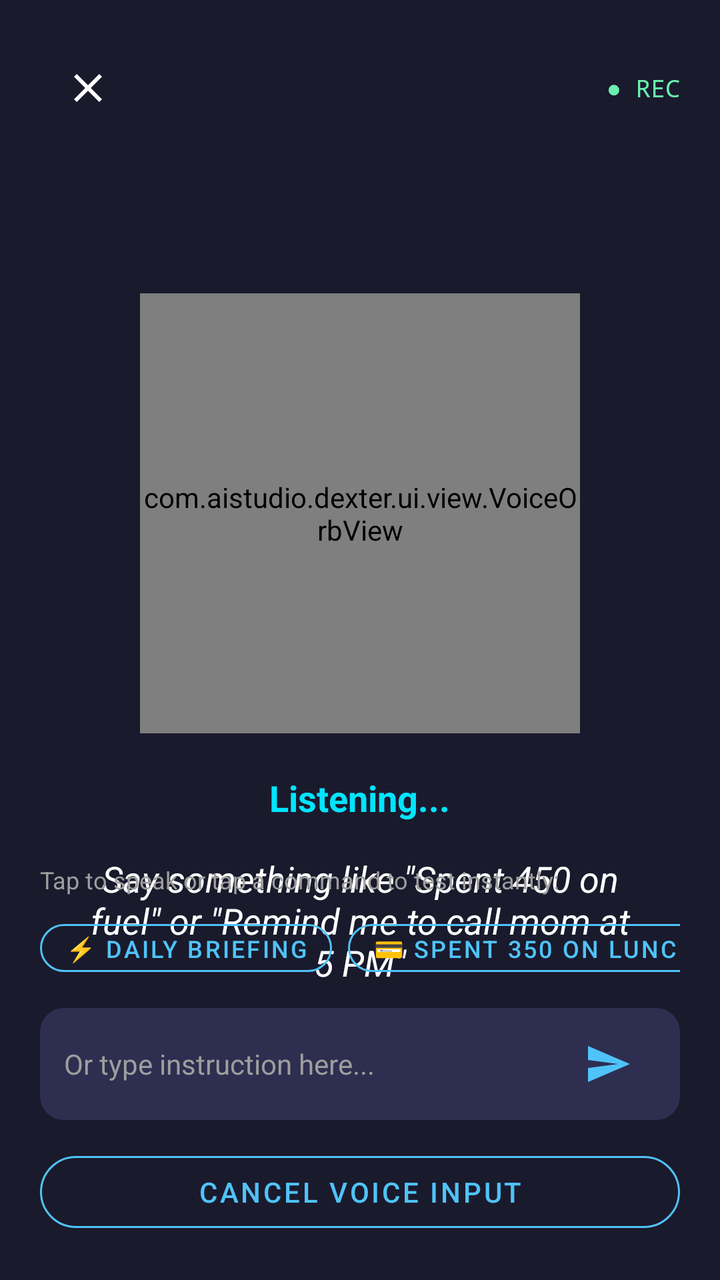
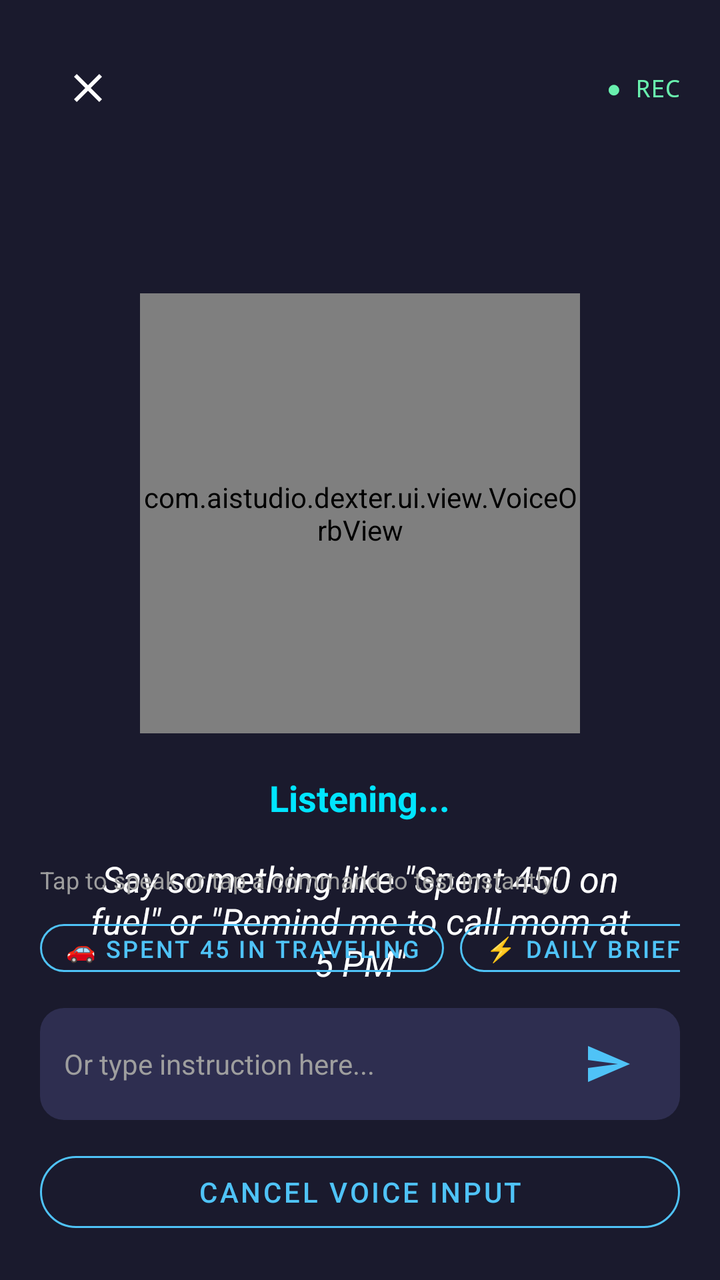

An Android layout rendered at two revisions. The XML below is the earlier revision; the diff shows what the commit changed to produce the second picture.
<!-- AndroidManifest.xml: application theme Theme.Dexter -->
<!-- res/layout/dialog_voice_interaction.xml -->
<?xml version="1.0" encoding="utf-8"?>
<RelativeLayout xmlns:android="http://schemas.android.com/apk/res/android"
    xmlns:app="http://schemas.android.com/apk/res-auto"
    android:layout_width="match_parent"
    android:layout_height="match_parent"
    android:background="@color/dexter_modal_scrim"
    android:padding="20dp">

    
    <LinearLayout
        android:id="@+id/topBar"
        android:layout_width="match_parent"
        android:layout_height="wrap_content"
        android:layout_alignParentTop="true"
        android:gravity="center_vertical"
        android:orientation="horizontal">

        <ImageButton
            android:id="@+id/btnClose"
            android:layout_width="48dp"
            android:layout_height="48dp"
            android:background="?attr/selectableItemBackgroundBorderless"
            android:contentDescription="Close voice dialog"
            app:srcCompat="@drawable/ic_close"
            app:tint="@color/dexter_on_background" />

        <View
            android:layout_width="0dp"
            android:layout_height="1dp"
            android:layout_weight="1" />

        <TextView
            android:id="@+id/audioIndicator"
            android:layout_width="wrap_content"
            android:layout_height="wrap_content"
            android:fontFamily="monospace"
            android:text="● REC"
            android:textColor="@color/status_live"
            android:textSize="12sp" />
    </LinearLayout>

    
    <LinearLayout
        android:id="@+id/centerContainer"
        android:layout_width="match_parent"
        android:layout_height="wrap_content"
        android:layout_centerInParent="true"
        android:gravity="center"
        android:orientation="vertical">

        
        <com.aistudio.dexter.ui.view.VoiceOrbView
            android:id="@+id/dialogVoiceOrb"
            android:layout_width="220dp"
            android:layout_height="220dp" />

        
        <TextView
            android:id="@+id/stateLabel"
            android:layout_width="wrap_content"
            android:layout_height="wrap_content"
            android:layout_marginTop="20dp"
            android:text="Listening..."
            android:textColor="@color/dexter_primary_glow"
            android:textSize="18sp"
            android:textStyle="bold" />

        
        <TextView
            android:id="@+id/transcriptText"
            android:layout_width="match_parent"
            android:layout_height="wrap_content"
            android:layout_marginLeft="24dp"
            android:layout_marginRight="24dp"
            android:layout_marginTop="16dp"
            android:gravity="center"
            android:minHeight="48dp"
            android:text="Say something like &quot;Spent 450 on fuel&quot; or &quot;Remind me to call mom at 5 PM&quot;"
            android:textColor="@color/dexter_on_background"
            android:textSize="18sp"
            android:textStyle="italic" />

        
        <TextView
            android:id="@+id/responseText"
            android:layout_width="match_parent"
            android:layout_height="wrap_content"
            android:layout_marginLeft="24dp"
            android:layout_marginRight="24dp"
            android:layout_marginTop="12dp"
            android:gravity="center"
            android:textColor="@color/dexter_success"
            android:textSize="15sp"
            android:visibility="gone" />

        
        <LinearLayout
            android:id="@+id/confirmationCard"
            android:layout_width="match_parent"
            android:layout_height="wrap_content"
            android:layout_marginLeft="16dp"
            android:layout_marginRight="16dp"
            android:layout_marginTop="24dp"
            android:background="@drawable/bg_card"
            android:orientation="vertical"
            android:padding="16dp"
            android:visibility="gone">

            <TextView
                android:id="@+id/confirmationPromptText"
                android:layout_width="match_parent"
                android:layout_height="wrap_content"
                android:gravity="center"
                android:text="Are you sure you want to perform this action?"
                android:textColor="@color/dexter_on_background"
                android:textSize="16sp"
                android:textStyle="bold" />

            <LinearLayout
                android:layout_width="match_parent"
                android:layout_height="wrap_content"
                android:layout_marginTop="16dp"
                android:orientation="horizontal">

                <Button
                    android:id="@+id/btnCancelConfirm"
                    style="@style/DexterButton.Cancel"
                    android:layout_width="0dp"
                    android:layout_height="48dp"
                    android:layout_weight="1"
                    android:text="Cancel" />

                <Button
                    android:id="@+id/btnAcceptConfirm"
                    style="@style/DexterButton.Primary"
                    android:layout_width="0dp"
                    android:layout_height="48dp"
                    android:layout_marginStart="8dp"
                    android:layout_weight="1"
                    android:text="Confirm" />
            </LinearLayout>
        </LinearLayout>

    </LinearLayout>

    
    <LinearLayout
        android:id="@+id/bottomContainer"
        android:layout_width="match_parent"
        android:layout_height="wrap_content"
        android:layout_alignParentBottom="true"
        android:orientation="vertical">

        
        <TextView
            android:id="@+id/chipsLabel"
            android:layout_width="match_parent"
            android:layout_height="wrap_content"
            android:layout_marginBottom="8dp"
            android:text="Tap to speak or tap a command to test instantly:"
            android:textColor="@color/dexter_on_surface_variant"
            android:textSize="12sp" />

        <HorizontalScrollView
            android:id="@+id/chipsScrollView"
            android:layout_width="match_parent"
            android:layout_height="wrap_content"
            android:layout_marginBottom="12dp"
            android:scrollbars="none">

            <LinearLayout
                android:layout_width="wrap_content"
                android:layout_height="wrap_content"
                android:orientation="horizontal">

                <Button
                    android:id="@+id/chipDailyBriefing"
                    style="@style/DexterButton.Outlined"
                    android:layout_width="wrap_content"
                    android:layout_height="36dp"
                    android:layout_marginEnd="8dp"
                    android:paddingLeft="12dp"
                    android:paddingRight="12dp"
                    android:text="⚡ Daily Briefing"
                    android:textSize="12sp" />

                <Button
                    android:id="@+id/chipExpense"
                    style="@style/DexterButton.Outlined"
                    android:layout_width="wrap_content"
                    android:layout_height="36dp"
                    android:layout_marginEnd="8dp"
                    android:paddingLeft="12dp"
                    android:paddingRight="12dp"
                    android:text="💳 Spent 350 on lunch"
                    android:textSize="12sp" />

                <Button
                    android:id="@+id/chipTask"
                    style="@style/DexterButton.Outlined"
                    android:layout_width="wrap_content"
                    android:layout_height="36dp"
                    android:layout_marginEnd="8dp"
                    android:paddingLeft="12dp"
                    android:paddingRight="12dp"
                    android:text="📋 Create task Review architecture"
                    android:textSize="12sp" />

                <Button
                    android:id="@+id/chipReminder"
                    style="@style/DexterButton.Outlined"
                    android:layout_width="wrap_content"
                    android:layout_height="36dp"
                    android:layout_marginEnd="8dp"
                    android:paddingLeft="12dp"
                    android:paddingRight="12dp"
                    android:text="⏰ Remind me at 5 PM to call team"
                    android:textSize="12sp" />

                <Button
                    android:id="@+id/chipDiary"
                    style="@style/DexterButton.Outlined"
                    android:layout_width="wrap_content"
                    android:layout_height="36dp"
                    android:layout_marginEnd="8dp"
                    android:paddingLeft="12dp"
                    android:paddingRight="12dp"
                    android:text="📖 Note: Deep work day"
                    android:textSize="12sp" />

                <Button
                    android:id="@+id/chipSummary"
                    style="@style/DexterButton.Outlined"
                    android:layout_width="wrap_content"
                    android:layout_height="36dp"
                    android:layout_marginEnd="8dp"
                    android:paddingLeft="12dp"
                    android:paddingRight="12dp"
                    android:text="💰 Summarize expenses"
                    android:textSize="12sp" />

                <Button
                    android:id="@+id/chipShowTasks"
                    style="@style/DexterButton.Outlined"
                    android:layout_width="wrap_content"
                    android:layout_height="36dp"
                    android:paddingLeft="12dp"
                    android:paddingRight="12dp"
                    android:text="📋 Pending tasks"
                    android:textSize="12sp" />

            </LinearLayout>
        </HorizontalScrollView>

        <LinearLayout
            android:layout_width="match_parent"
            android:layout_height="wrap_content"
            android:background="@drawable/bg_surface_rounded"
            android:gravity="center_vertical"
            android:orientation="horizontal"
            android:paddingLeft="12dp"
            android:paddingRight="12dp"
            android:paddingTop="4dp"
            android:paddingBottom="4dp">

            <EditText
                android:id="@+id/inputFallbackText"
                android:layout_width="0dp"
                android:layout_height="48dp"
                android:layout_weight="1"
                android:background="@null"
                android:hint="Or type instruction here..."
                android:imeOptions="actionSend"
                android:inputType="text"
                android:textColor="@color/dexter_on_background"
                android:textColorHint="@color/dexter_on_surface_variant"
                android:textSize="14sp" />

            <ImageButton
                android:id="@+id/btnSendText"
                android:layout_width="48dp"
                android:layout_height="48dp"
                android:background="?attr/selectableItemBackgroundBorderless"
                android:contentDescription="Send text command"
                app:srcCompat="@drawable/ic_send"
                app:tint="@color/dexter_primary" />
        </LinearLayout>

        <Button
            android:id="@+id/btnCancelModal"
            style="@style/DexterButton.Outlined"
            android:layout_width="match_parent"
            android:layout_height="48dp"
            android:layout_marginTop="12dp"
            android:text="Cancel Voice Input" />
    </LinearLayout>

</RelativeLayout>
<!-- resources referenced by this layout -->
<resources>
  <color name="dexter_modal_scrim">#E61A1A2E</color>
  <color name="dexter_on_background">#FFFFFF</color>
  <color name="dexter_on_surface_variant">#9E9E9E</color>
  <color name="dexter_primary">#4FC3F7</color>
  <color name="dexter_primary_glow">#00E5FF</color>
  <color name="dexter_success">#69F0AE</color>
  <color name="status_live">#69F0AE</color>
  <!-- drawable bg_card (drawable) -->
  <?xml version="1.0" encoding="utf-8"?>
  <shape xmlns:android="http://schemas.android.com/apk/res/android"
      android:shape="rectangle">
      <solid android:color="@color/dexter_surface" />
      <corners android:radius="16dp" />
      <stroke
          android:width="1dp"
          android:color="@color/dexter_card_stroke" />
  </shape>
  <!-- drawable bg_surface_rounded (drawable) -->
  <?xml version="1.0" encoding="utf-8"?>
  <shape xmlns:android="http://schemas.android.com/apk/res/android"
      android:shape="rectangle">
      <solid android:color="@color/dexter_surface_variant" />
      <corners android:radius="12dp" />
  </shape>
  <!-- drawable ic_close (drawable) -->
  <vector xmlns:android="http://schemas.android.com/apk/res/android"
      android:width="24dp"
      android:height="24dp"
      android:viewportWidth="24"
      android:viewportHeight="24">
      <path
          android:fillColor="#FFFFFFFF"
          android:pathData="M19,6.41L17.59,5 12,10.59 6.41,5 5,6.41 10.59,12 5,17.59 6.41,19 12,13.41 17.59,19 19,17.59 13.41,12z"/>
  </vector>
  <!-- drawable ic_send (drawable) -->
  <vector xmlns:android="http://schemas.android.com/apk/res/android"
      android:width="24dp"
      android:height="24dp"
      android:viewportWidth="24"
      android:viewportHeight="24">
    <path
        android:fillColor="#FFFFFFFF"
        android:pathData="M2.01,21L23,12 2.01,3 2,10l15,2 -15,2z"/>
  </vector>
  <style name="DexterButton.Cancel" parent="Widget.MaterialComponents.Button.TextButton">
          <item name="android:textColor">@color/dexter_on_surface_variant</item>
      </style>
  <style name="DexterButton.Outlined" parent="Widget.MaterialComponents.Button.OutlinedButton">
          <item name="strokeColor">@color/dexter_primary</item>
          <item name="android:textColor">@color/dexter_primary</item>
          <item name="cornerRadius">24dp</item>
      </style>
  <style name="DexterButton.Primary" parent="Widget.MaterialComponents.Button">
          <item name="backgroundTint">@color/dexter_primary</item>
          <item name="android:textColor">@color/dexter_on_primary</item>
          <item name="cornerRadius">24dp</item>
      </style>
  <style name="Theme.Dexter" parent="Theme.MaterialComponents.DayNight.NoActionBar">
          <item name="colorPrimary">@color/dexter_primary</item>
          <item name="colorSecondary">@color/dexter_primary_glow</item>
          <item name="android:statusBarColor">@color/dexter_background</item>
          <item name="android:navigationBarColor">@color/dexter_background</item>
          <item name="android:windowBackground">@color/dexter_background</item>
          <item name="colorSurface">@color/dexter_surface</item>
          <item name="colorOnSurface">@color/dexter_on_surface</item>
          <item name="colorOnBackground">@color/dexter_on_background</item>
      </style>
  <color name="dexter_surface">#252540</color>
  <color name="dexter_card_stroke">#334FC3F7</color>
  <color name="dexter_surface_variant">#2E2E50</color>
  <color name="dexter_on_primary">#000000</color>
  <color name="dexter_background">#1A1A2E</color>
  <color name="dexter_on_surface">#E0E0E0</color>
</resources>

<!-- the commit's change to res/layout/dialog_voice_interaction.xml (unified diff, before → after) -->
@@ -172,6 +172,18 @@
                 android:layout_width="wrap_content"
                 android:layout_height="wrap_content"
                 android:orientation="horizontal">
+
+                <Button
+                    android:id="@+id/chipTraveling"
+                    style="@style/DexterButton.Outlined"
+                    android:layout_width="wrap_content"
+                    android:layout_height="36dp"
+                    android:layout_marginEnd="8dp"
+                    android:paddingLeft="12dp"
+                    android:paddingRight="12dp"
+                    android:text="🚗 spent 45 in traveling"
+                    android:textColor="@color/dexter_primary"
+                    android:textSize="12sp" />
 
                 <Button
                     android:id="@+id/chipDailyBriefing"
